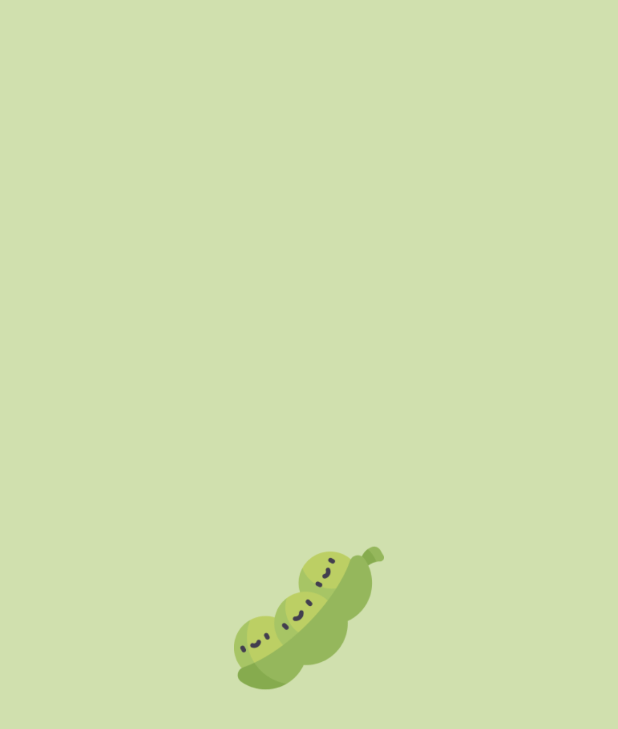
After one commit to RyuSw-cs/Guseul, an Android app: the layout activity_splash.xml on its own in the app's theme, with its tools: preview values and no code run, on a phone screen of 412 x 824 dp. The commit adds this screen. Shown: the top 729 px of the screen. Run offline under Robolectric (Android 15) with nearby library versions, the phone set to English and light mode, and no system bars.

Commit message:
feat: #10 스플래시 구현

```diff
--- a/Guseul_Android/app/src/main/AndroidManifest.xml
+++ b/Guseul_Android/app/src/main/AndroidManifest.xml
@@ -24,7 +24,7 @@
         tools:targetApi="31">
 
         <activity
-            android:name=".presentation.LoginActivity"
+            android:name=".presentation.splash.SplashActivity"
             android:exported="true">
             <intent-filter>
                 <action android:name="android.intent.action.MAIN" />
@@ -52,6 +52,7 @@
             android:name="com.kakao.sdk.AppKey"
             android:value="@string/KAKAO_NATIVE_APP_KEY" />
         <activity android:name=".presentation.MainActivity"/>
+        <activity android:name=".presentation.LoginActivity"/>
     </application>
 
 </manifest>
--- a/Guseul_Android/app/src/main/java/com/ssafy/guseul/common/util/Constants.kt
+++ b/Guseul_Android/app/src/main/java/com/ssafy/guseul/common/util/Constants.kt
@@ -6,4 +6,5 @@ object Constants {
     const val BUNDEL_KEY_ON_BOARDING_BANNER_POSITION = "bundle_key_on_boarding_banner_position"
 
     const val NO_USER_ID = -1
+    const val ALREADY_USER_EXISTS = "already_user_exists"
 }
--- a/Guseul_Android/app/src/main/java/com/ssafy/guseul/data/remote/datasource/user/UserRemoteDataSource.kt
+++ b/Guseul_Android/app/src/main/java/com/ssafy/guseul/data/remote/datasource/user/UserRemoteDataSource.kt
@@ -5,6 +5,6 @@ import com.ssafy.guseul.data.remote.datasource.user.model.UserResponse
 import retrofit2.Response
 
 interface UserRemoteDataSource {
-    suspend fun postUserAdditionalInfo(request : UserRequest):Response<UserResponse>
+    suspend fun postUserAdditionalInfo(request : UserRequest):UserResponse?
     suspend fun getUserInfo() : Response<UserResponse>
 }
--- a/Guseul_Android/app/src/main/java/com/ssafy/guseul/data/remote/datasource/user/UserRemoteDataSourceImpl.kt
+++ b/Guseul_Android/app/src/main/java/com/ssafy/guseul/data/remote/datasource/user/UserRemoteDataSourceImpl.kt
@@ -9,7 +9,7 @@ import javax.inject.Inject
 class UserRemoteDataSourceImpl @Inject constructor(
     private val userApiService: UserApiService
 ) : UserRemoteDataSource{
-    override suspend fun postUserAdditionalInfo(request: UserRequest): Response<UserResponse> {
+    override suspend fun postUserAdditionalInfo(request: UserRequest): UserResponse? {
         return userApiService.postUserAdditionalInfo(request)
     }
 
--- a/Guseul_Android/app/src/main/java/com/ssafy/guseul/data/remote/repository/UserRepositoryImpl.kt
+++ b/Guseul_Android/app/src/main/java/com/ssafy/guseul/data/remote/repository/UserRepositoryImpl.kt
@@ -11,6 +11,11 @@ class UserRepositoryImpl @Inject constructor(
 ) : UserRepository{
     override suspend fun editUserAdditionalInfo(userRequest: UserRequest): UserEntity {
         val response = userRemoteDataSource.postUserAdditionalInfo(userRequest)
+        return response?.toDomainModel()!!
+    }
+
+    override suspend fun getUserInfo(): UserEntity {
+        val response = userRemoteDataSource.getUserInfo()
         return response.body()?.toDomainModel()!!
     }
 }
--- a/Guseul_Android/app/src/main/java/com/ssafy/guseul/data/remote/service/UserApiService.kt
+++ b/Guseul_Android/app/src/main/java/com/ssafy/guseul/data/remote/service/UserApiService.kt
@@ -16,5 +16,5 @@ interface UserApiService {
     @POST("/api/user/onboarding")
     suspend fun postUserAdditionalInfo(
         @Body userRequest : UserRequest
-    ) : Response<UserResponse>
+    ) : UserResponse?
 }
--- a/Guseul_Android/app/src/main/java/com/ssafy/guseul/domain/repository/UserRepository.kt
+++ b/Guseul_Android/app/src/main/java/com/ssafy/guseul/domain/repository/UserRepository.kt
@@ -2,8 +2,10 @@ package com.ssafy.guseul.domain.repository
 
 import com.ssafy.guseul.data.remote.datasource.user.model.UserRequest
 import com.ssafy.guseul.data.remote.datasource.user.model.UserResponse
+import com.ssafy.guseul.domain.entity.auth.AuthUserAccessToken
 import com.ssafy.guseul.domain.entity.user.UserEntity
 
 interface UserRepository {
     suspend fun editUserAdditionalInfo(userRequest : UserRequest) : UserEntity
+    suspend fun getUserInfo() : UserEntity
 }
--- a/Guseul_Android/app/src/main/java/com/ssafy/guseul/domain/usecase/auth/GetTokenUseCase.kt
+++ b/Guseul_Android/app/src/main/java/com/ssafy/guseul/domain/usecase/auth/GetTokenUseCase.kt
@@ -1,6 +1,7 @@
 package com.ssafy.guseul.domain.usecase.auth
 
 import com.ssafy.guseul.data.remote.datasource.auth.model.AuthJWTRequest
+import com.ssafy.guseul.data.remote.datasource.user.model.UserResponse
 import com.ssafy.guseul.domain.entity.auth.AuthUserAccessToken
 import com.ssafy.guseul.domain.repository.AuthRepository
 import javax.inject.Inject
--- /dev/null
+++ b/Guseul_Android/app/src/main/res/layout/activity_splash.xml
@@ -0,0 +1,27 @@
+<?xml version="1.0" encoding="utf-8"?>
+<layout xmlns:android="http://schemas.android.com/apk/res/android"
+    xmlns:app="http://schemas.android.com/apk/res-auto">
+
+    <data>
+
+    </data>
+
+    <androidx.constraintlayout.widget.ConstraintLayout
+        android:layout_width="match_parent"
+        android:background="@color/reef"
+        android:layout_height="match_parent">
+
+
+        <ImageView
+            android:id="@+id/iv_main"
+            android:layout_width="100dp"
+            android:layout_height="100dp"
+            app:layout_constraintStart_toStartOf="parent"
+            app:layout_constraintEnd_toEndOf="parent"
+            app:layout_constraintBottom_toBottomOf="parent"
+            app:layout_constraintTop_toTopOf="parent"
+            android:src="@drawable/ic_peas"/>
+
+
+    </androidx.constraintlayout.widget.ConstraintLayout>
+</layout>
--- a/Guseul_Android/app/src/main/res/values/colors.xml
+++ b/Guseul_Android/app/src/main/res/values/colors.xml
@@ -18,4 +18,5 @@
     <color name="dark_grey">#969696</color>
     <color name="nobel">#9E9E9E</color>
     <color name="white_smoke">#F5F5F5</color>
+    <color name="reef">#D0E0AE</color>
 </resources>
```
Also changed, not shown: Guseul_Android/app/src/main/java/com/ssafy/guseul/domain/usecase/user/GetUserUseCase.kt (+10 -1 lines), Guseul_Android/app/src/main/java/com/ssafy/guseul/presentation/LoginActivity.kt (+5 -2 lines), Guseul_Android/app/src/main/java/com/ssafy/guseul/presentation/onboarding/OnBoardingFragment.kt (+13 -1 lines), Guseul_Android/app/src/main/java/com/ssafy/guseul/presentation/splash/SplashActivity.kt (+61 -0 lines), Guseul_Android/app/src/main/java/com/ssafy/guseul/presentation/splash/SplashViewModel.kt (added, +28 -0 lines), Guseul_Android/app/src/main/res/drawable/ic_peas.png (added).
